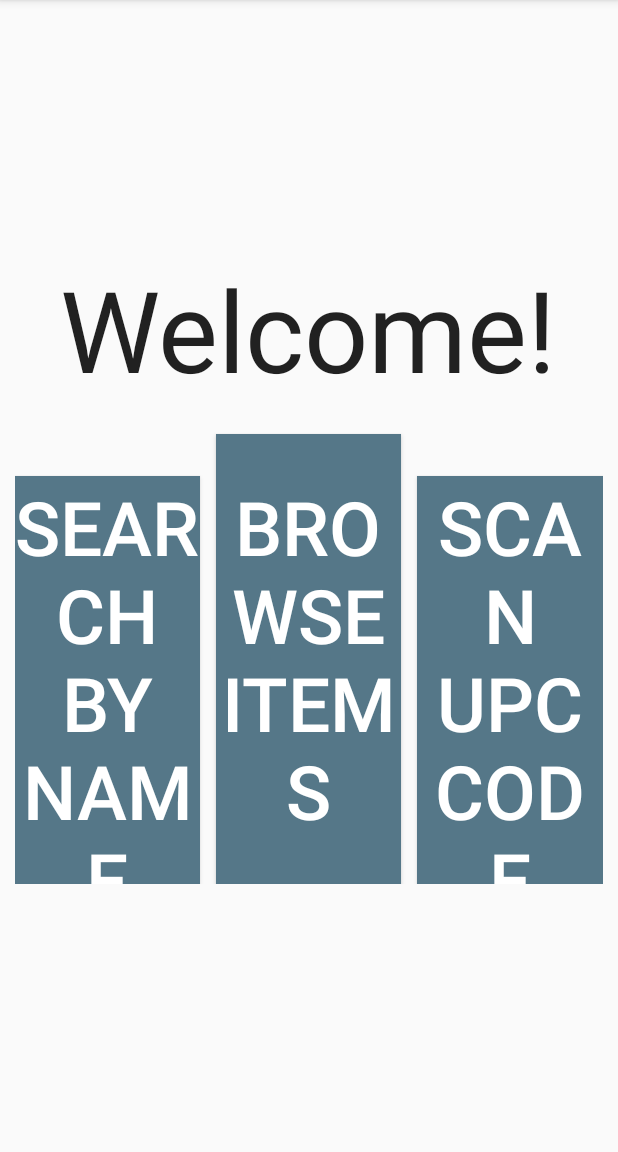
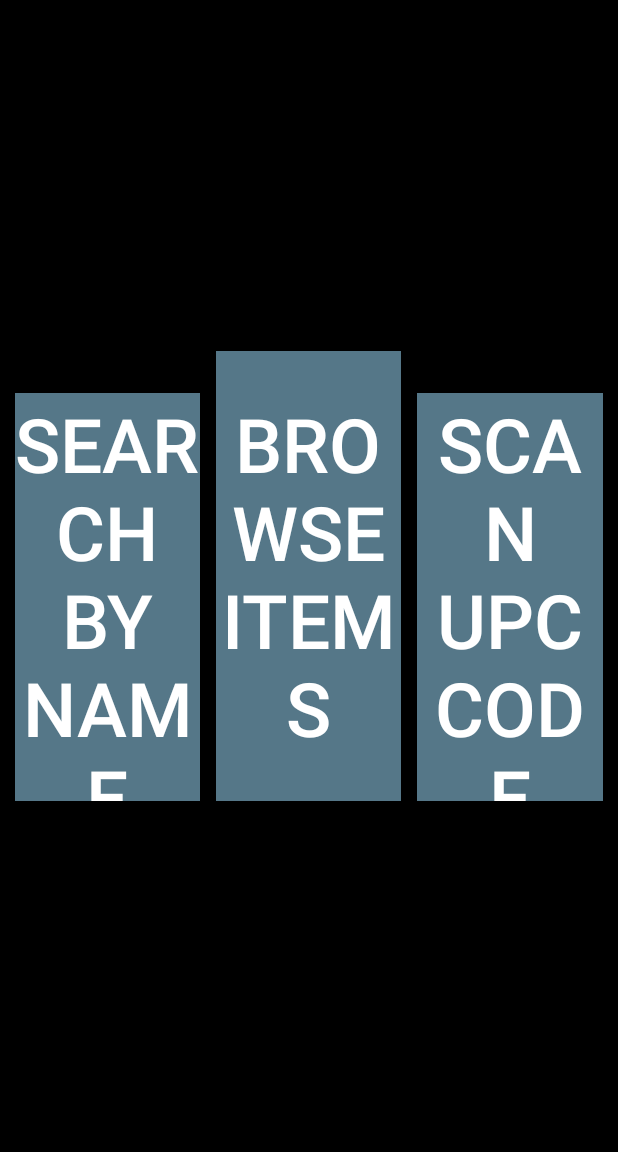
Before and after one commit to jwattsphilly/CE-Senior-Project, an Android app: the screen it shows after launch (MainActivity), on a phone screen of 412 x 824 dp, the part 84-1236 px from its top. Run offline under Robolectric (Android 15) with nearby library versions, the phone set to English and light mode, and no system bars.

Commit message:
Android app stuff

```diff
--- a/SmartThermalMicrowave/app/src/main/res/layout/activity_main.xml
+++ b/SmartThermalMicrowave/app/src/main/res/layout/activity_main.xml
@@ -1,23 +1,22 @@
-<LinearLayout xmlns:android="http://schemas.android.com/apk/res/android"
+<RelativeLayout xmlns:android="http://schemas.android.com/apk/res/android"
     android:layout_width="match_parent"
-    android:layout_height="wrap_content"
-    android:layout_gravity="center_vertical"
-    android:orientation="vertical">
+    android:layout_height="match_parent"
+    android:background="#000">
 
-    <TextView
-        android:id="@+id/textView"
-        android:layout_width="wrap_content"
-        android:layout_height="wrap_content"
-        android:layout_gravity="center_horizontal"
-        android:includeFontPadding="true"
-        android:text="@string/main_page_title"
-        android:textSize="75sp"
-        android:textAppearance="?android:attr/textAppearanceLarge" />
+    <!--<TextView-->
+        <!--android:id="@+id/textView"-->
+        <!--android:layout_width="wrap_content"-->
+        <!--android:layout_height="wrap_content"-->
+        <!--android:layout_gravity="center_horizontal"-->
+        <!--android:includeFontPadding="true"-->
+        <!--android:text="@string/main_page_title"-->
+        <!--android:textSize="75sp"-->
+        <!--android:textAppearance="?android:attr/textAppearanceLarge" />-->
 
     <LinearLayout xmlns:android="http://schemas.android.com/apk/res/android"
         android:layout_width="match_parent"
         android:layout_height="wrap_content"
-        android:layout_gravity="center"
+        android:layout_centerInParent="true"
         android:padding="10dp"
         android:orientation="horizontal">
 
@@ -27,7 +26,6 @@
             android:layout_weight="1"
             android:layout_height="300dp"
             android:layout_marginRight="5dp"
-            android:layout_marginTop="10dp"
             android:background="#578"
             android:textSize="50sp"
             android:textColor="#FFF"
@@ -41,7 +39,6 @@
             android:layout_height="300dp"
             android:layout_marginLeft="5dp"
             android:layout_marginRight="5dp"
-            android:layout_marginTop="10dp"
             android:background="#578"
             android:textSize="50sp"
             android:textColor="#FFF"
@@ -54,11 +51,10 @@
             android:layout_weight="1"
             android:layout_height="300dp"
             android:layout_marginLeft="5dp"
-            android:layout_marginTop="10dp"
             android:background="#578"
             android:textSize="50sp"
             android:textColor="#FFF"
             android:text="@string/button_scan_upc"
             android:onClick="scanUPC" />
     </LinearLayout>
-</LinearLayout>
+</RelativeLayout>
--- a/SmartThermalMicrowave/app/src/main/res/layout/activity_scan_upc.xml
+++ b/SmartThermalMicrowave/app/src/main/res/layout/activity_scan_upc.xml
@@ -2,11 +2,12 @@
 <RelativeLayout xmlns:android="http://schemas.android.com/apk/res/android"
     xmlns:tools="http://schemas.android.com/tools"
     android:layout_width="match_parent"
-    android:layout_height="match_parent" >
+    android:layout_height="match_parent">
     <Button android:id="@+id/scan_button"
         android:layout_width="wrap_content"
         android:layout_height="wrap_content"
         android:layout_centerHorizontal="true"
+        android:layout_centerVertical="true"
         android:text="@string/scan" />
     <TextView
         android:id="@+id/scan_format"
@@ -14,7 +15,7 @@
         android:layout_height="wrap_content"
         android:textIsSelectable="true"
         android:layout_centerHorizontal="true"
-        android:layout_below="@id/scan_button" />
+        android:layout_below="@id/scan_button"/>
     <TextView
         android:id="@+id/scan_content"
         android:layout_width="wrap_content"
```
